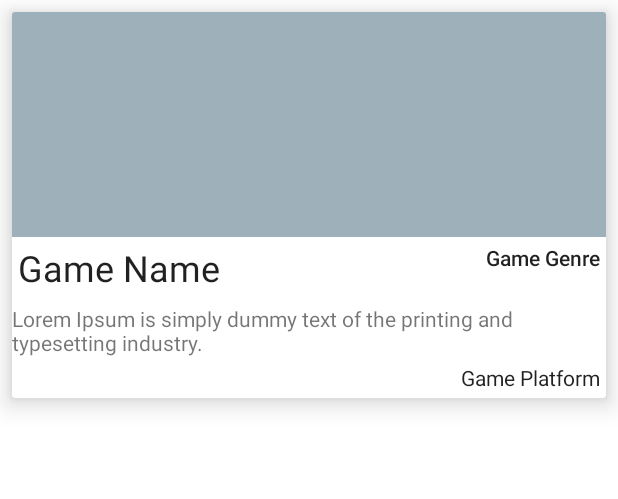
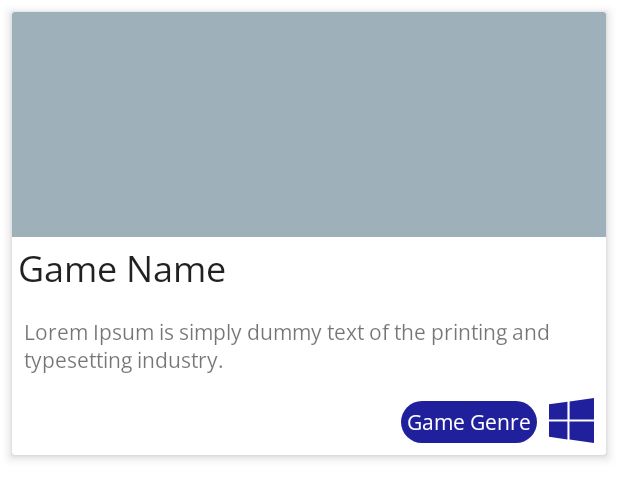
Before and after one commit to cristian2294/4Gamers, an Android app: the layout template_game_list.xml on its own in the app's theme, with its tools: preview values and no code run, on a phone screen of 412 x 824 dp. Shown: the top 499 px of the screen. Run offline under Robolectric (Android 15) with nearby library versions, the light colour scheme and no system bars; network calls fail.

Commit message:
Added Some visual changes

```diff
--- a/app/src/main/java/com/example/forgamers/ui/adapter/GameAdapter.kt
+++ b/app/src/main/java/com/example/forgamers/ui/adapter/GameAdapter.kt
@@ -30,7 +30,7 @@ class GameAdapter(private val context: Context,
         holder.gameName.text = game.title
         holder.gameGenre.text = game.genre
         holder.gameDescription.text = game.shortDescription
-        holder.gamePlatform.text = game.platform
+
         Glide.with(context)
             .load(urlGameImage)
             .centerCrop()
--- a/app/src/main/java/com/example/forgamers/ui/view/GameActivity.kt
+++ b/app/src/main/java/com/example/forgamers/ui/view/GameActivity.kt
@@ -1,7 +1,9 @@
 package com.example.forgamers.ui.view
 
+import android.os.Build
 import androidx.appcompat.app.AppCompatActivity
 import android.os.Bundle
+import android.view.WindowManager
 import com.example.forgamers.databinding.ActivityGameBinding
 import dagger.hilt.android.AndroidEntryPoint
 
@@ -12,5 +14,10 @@ class GameActivity : AppCompatActivity() {
         super.onCreate(savedInstanceState)
         binding = ActivityGameBinding.inflate(layoutInflater)
         setContentView(binding.root)
+
+        if(Build.VERSION.SDK_INT >= Build.VERSION_CODES.KITKAT){
+            window.setFlags(WindowManager.LayoutParams.FLAG_LAYOUT_NO_LIMITS,
+                WindowManager.LayoutParams.FLAG_LAYOUT_NO_LIMITS)
+        }
     }
 }
--- a/app/src/main/java/com/example/forgamers/ui/view/GameDetailActivity.kt
+++ b/app/src/main/java/com/example/forgamers/ui/view/GameDetailActivity.kt
@@ -1,7 +1,9 @@
 package com.example.forgamers.ui.view
 
+import android.os.Build
 import androidx.appcompat.app.AppCompatActivity
 import android.os.Bundle
+import android.view.WindowManager
 import android.widget.ImageView
 import android.widget.TextView
 import androidx.activity.viewModels
@@ -35,6 +37,12 @@ class GameDetailActivity : AppCompatActivity() {
         super.onCreate(savedInstanceState)
         binding = ActivitylGameDetailBinding.inflate(layoutInflater)
         setContentView(binding.root)
+
+        if(Build.VERSION.SDK_INT >= Build.VERSION_CODES.KITKAT){
+            window.setFlags(
+                WindowManager.LayoutParams.FLAG_LAYOUT_NO_LIMITS,
+                WindowManager.LayoutParams.FLAG_LAYOUT_NO_LIMITS)
+        }
 
         initUI()
 
--- a/app/src/main/java/com/example/forgamers/ui/viewholder/GameViewHolder.kt
+++ b/app/src/main/java/com/example/forgamers/ui/viewholder/GameViewHolder.kt
@@ -14,7 +14,6 @@ class GameViewHolder(view: View) : RecyclerView.ViewHolder(view) {
     var gameName = binding.tvGameName
     var gameGenre = binding.tvGameGenre
     var gameDescription = binding.tvGameDescription
-    var gamePlatform = binding.tvGamePlatform
 
     fun render(id: String){
         itemView.setOnClickListener{
--- a/app/src/main/res/drawable/game_genre_box.xml
+++ b/app/src/main/res/drawable/game_genre_box.xml
@@ -1,6 +1,6 @@
 <?xml version="1.0" encoding="utf-8"?>
 <shape xmlns:android="http://schemas.android.com/apk/res/android">
 
-    <solid android:color="@color/purple_200"/>
+    <solid android:color="@color/button_blue"/>
     <corners android:radius="100dp"/>
 </shape>
--- a/app/src/main/res/drawable/ic_windows.xml
+++ b/app/src/main/res/drawable/ic_windows.xml
@@ -5,5 +5,5 @@
     android:viewportHeight="16">
   <path
       android:pathData="M6.555,1.375 L0,2.237v5.45h6.555L6.555,1.375zM0,13.795l6.555,0.933L6.555,8.313L0,8.313v5.482zM7.278,8.395 L7.304,14.773L16,16L16,8.395L7.278,8.395zM16,0 L7.33,1.244v6.414L16,7.658L16,0z"
-      android:fillColor="@color/purple_200"/>
+      android:fillColor="@color/button_blue"/>
 </vector>
--- a/app/src/main/res/layout/activityl_game_detail.xml
+++ b/app/src/main/res/layout/activityl_game_detail.xml
@@ -110,7 +110,7 @@
 
     <View
         android:id="@+id/separator"
-        android:layout_width="350dp"
+        android:layout_width="380dp"
         android:layout_height="1dp"
         app:layout_constraintTop_toBottomOf="@+id/tv_game_detail_release_date"
         app:layout_constraintStart_toStartOf="parent"
--- a/app/src/main/res/layout/template_game_list.xml
+++ b/app/src/main/res/layout/template_game_list.xml
@@ -4,7 +4,7 @@
     xmlns:app="http://schemas.android.com/apk/res-auto"
     android:layout_width="match_parent"
     android:layout_height="wrap_content"
-    app:cardElevation="10dp"
+    app:cardElevation="4dp"
     android:layout_margin="8dp">
 
     <androidx.constraintlayout.widget.ConstraintLayout
@@ -28,6 +28,7 @@
             app:layout_constraintTop_toBottomOf="@+id/iv_game"
             app:layout_constraintStart_toStartOf="parent"
             android:text="@string/game_name"
+            android:fontFamily="@font/open_sans"
             android:textAppearance="@style/TextAppearance.AppCompat.Headline"
             android:layout_marginTop="4dp"
             android:layout_marginStart="4dp"/>
@@ -36,12 +37,17 @@
             android:id="@+id/tv_game_genre"
             android:layout_width="wrap_content"
             android:layout_height="wrap_content"
+            android:layout_marginEnd="8dp"
+            android:background="@drawable/game_genre_box"
+            android:fontFamily="@font/open_sans"
+            android:padding="4dp"
+            android:text="@string/game_genre"
+            android:textAppearance="@style/TextAppearance.AppCompat.Body2"
+            android:textColor="@color/white"
+            app:layout_constraintBottom_toBottomOf="parent"
+            app:layout_constraintEnd_toStartOf="@+id/iv_game_platform"
             app:layout_constraintTop_toBottomOf="@+id/iv_game"
-            app:layout_constraintEnd_toEndOf="parent"
-            android:text="@string/game_genre"
-            android:layout_marginEnd="4dp"
-            android:layout_marginTop="4dp"
-            android:textAppearance="@style/TextAppearance.AppCompat.Body2"/>
+            app:layout_constraintVertical_bias="0.934" />
 
         <TextView
             android:id="@+id/tv_game_description"
@@ -49,18 +55,21 @@
             android:layout_height="wrap_content"
             app:layout_constraintTop_toBottomOf="@+id/tv_game_name"
             app:layout_constraintEnd_toEndOf="parent"
+            app:layout_constraintStart_toStartOf="parent"
             android:layout_marginTop="8dp"
-            android:text="@string/game_description"/>
+            android:padding="8dp"
+            android:text="@string/game_description"
+            android:fontFamily="@font/open_sans"/>
 
-        <TextView
-            android:id="@+id/tv_game_platform"
-            android:layout_width="wrap_content"
-            android:layout_height="wrap_content"
+        <ImageView
+            android:id="@+id/iv_game_platform"
+            android:layout_width="30dp"
+            android:layout_height="30dp"
             app:layout_constraintTop_toBottomOf="@+id/tv_game_description"
             app:layout_constraintEnd_toEndOf="parent"
             app:layout_constraintBottom_toBottomOf="parent"
-            android:text="@string/game_platform"
-            android:layout_margin="4dp"
+            android:layout_margin="8dp"
+            android:src="@drawable/ic_windows"
             android:textAppearance="@style/TextAppearance.AppCompat.Body1"/>
 
     </androidx.constraintlayout.widget.ConstraintLayout>
--- a/app/src/main/res/values/colors.xml
+++ b/app/src/main/res/values/colors.xml
@@ -12,4 +12,7 @@
 
     // UNDERLINE
     <color name="underline">#D8D6D6</color>
+
+    //Theme Light
+    <color name="button_blue">#21209C</color>
 </resources>
--- a/app/src/main/res/values/themes.xml
+++ b/app/src/main/res/values/themes.xml
@@ -12,6 +12,10 @@
         <!-- Status bar color. -->
         <item name="android:statusBarColor" tools:targetApi="l">?attr/colorPrimaryVariant</item>
         <!-- Customize your theme here. -->
+
+        <item name="android:windowTranslucentStatus">true</item>
+        <item name="android:windowTranslucentNavigation">true</item>
+        <item name="android:fitsSystemWindows">true</item>
     </style>
 
     <style name="Theme.App.Starting" parent="Theme.SplashScreen">
```
